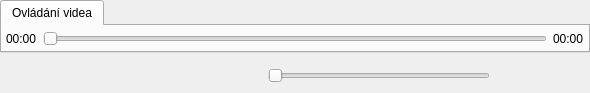
CZDanol/StrawLumen, file src/wgt/videocontroltabwidget.ui: the form before one commit.
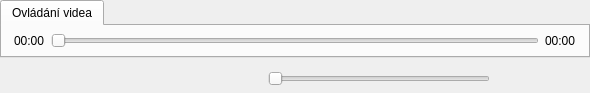
The form after the commit. Icons and pictures are not drawn.

```diff
--- a/src/wgt/videocontroltabwidget.ui
+++ b/src/wgt/videocontroltabwidget.ui
@@ -67,6 +67,22 @@
        <property name="bottomMargin">
         <number>4</number>
        </property>
+       <item>
+        <spacer name="horizontalSpacer_3">
+         <property name="orientation">
+          <enum>Qt::Horizontal</enum>
+         </property>
+         <property name="sizeType">
+          <enum>QSizePolicy::Fixed</enum>
+         </property>
+         <property name="sizeHint" stdset="0">
+          <size>
+           <width>8</width>
+           <height>20</height>
+          </size>
+         </property>
+        </spacer>
+       </item>
        <item>
         <widget class="QLabel" name="lblPosition">
          <property name="text">
@@ -97,6 +113,22 @@
          </property>
         </widget>
        </item>
+       <item>
+        <spacer name="horizontalSpacer_4">
+         <property name="orientation">
+          <enum>Qt::Horizontal</enum>
+         </property>
+         <property name="sizeType">
+          <enum>QSizePolicy::Fixed</enum>
+         </property>
+         <property name="sizeHint" stdset="0">
+          <size>
+           <width>8</width>
+           <height>20</height>
+          </size>
+         </property>
+        </spacer>
+       </item>
       </layout>
      </widget>
     </widget>
```
